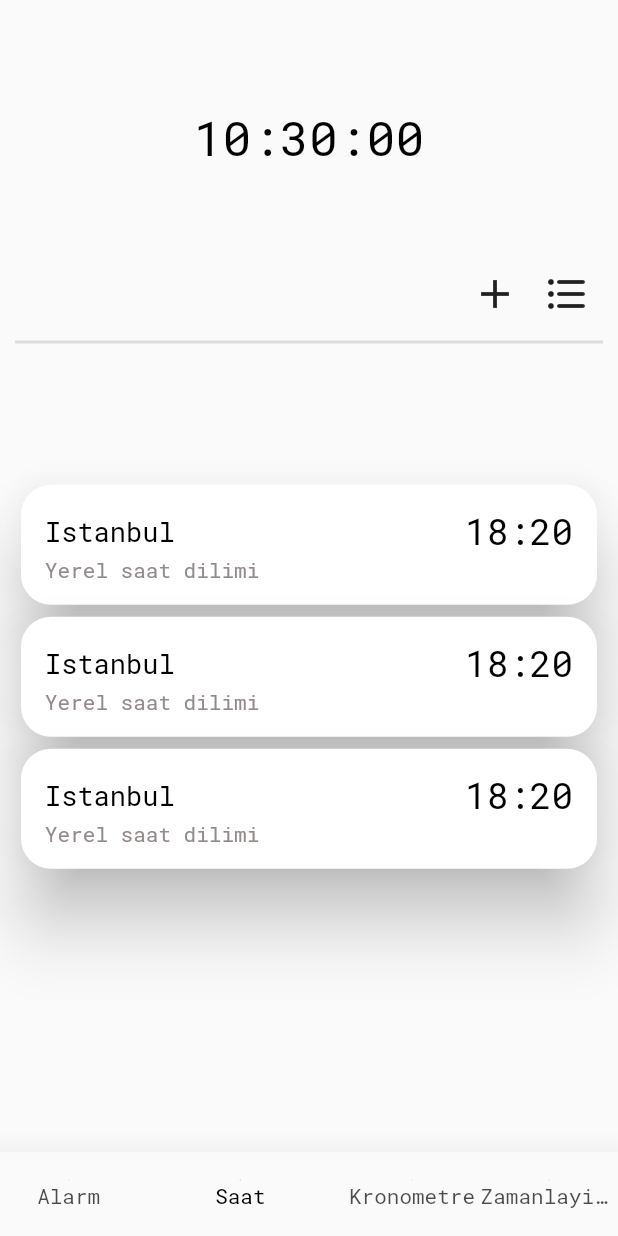
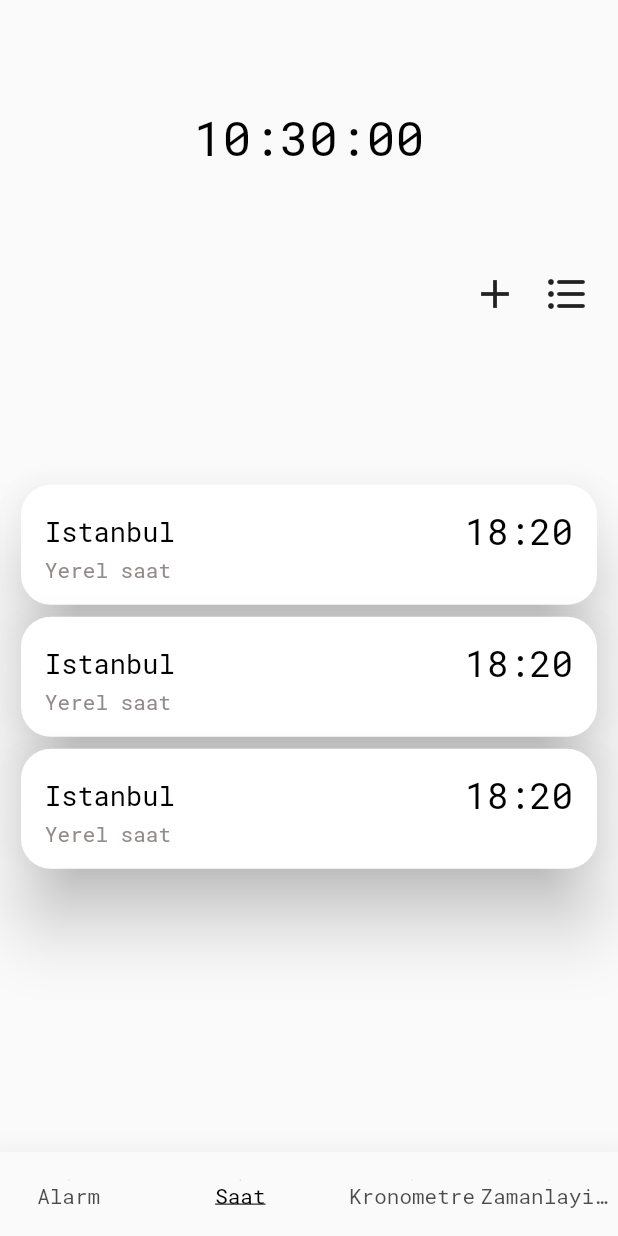
Before and after one commit to MertSaygili/Clock-Project, a Flutter app: the screen it shows after launch, swiped to page 2, on a phone screen of 412 x 824 dp. Run offline on Flutter 3.47's test engine with Material 2 defaults, Android fonts, the phone set to English and light mode, and no system bars.

Commit message:
cleared code a little

```diff
--- a/lib/ui/view/clock_page.dart
+++ b/lib/ui/view/clock_page.dart
@@ -7,6 +7,8 @@ import 'package:clock_project/ui/widgets/custom_card.dart';
 import 'package:flutter/material.dart';
 import 'package:flutter/services.dart';
 import 'package:intl/intl.dart';
+
+import '../widgets/custom_expanded.dart';
 
 class ClockPageView extends StatefulWidget {
   const ClockPageView({Key? key}) : super(key: key);
@@ -37,62 +39,19 @@ class _ClockPageViewState extends State<ClockPageView> with Time {
 
   @override
   Widget build(BuildContext context) {
-    return Scaffold(
-      body: Padding(
+    return Padding(
       padding: _paddignItems.paddingScreen,
       child: Column(
         children: [
-            Expanded(
+          CustomExpanded(
             flex: 2,
-              child: ListView(
-                children: [
-                  Padding(
-                    padding: _paddignItems.paddingTimer,
-                    child: Align(
-                      alignment: Alignment.center,
-                      child: Text(
-                        _now,
-                        style: Theme.of(context).textTheme.headline1,
+            child: _CustomListView(paddignItems: _paddignItems, now: _now),
           ),
-                    ),
-                  ),
-                  Row(
-                    mainAxisAlignment: MainAxisAlignment.end,
-                    children: [
-                      IconButton(
-                        onPressed: () {},
-                        icon: IconItems().addIcon,
-                      ),
-                      IconButton(
-                        onPressed: () {},
-                        icon: IconItems().settingsIcon,
+          const CustomExpanded(
+            flex: 3,
+            child: _CustomCardListView(),
           ),
         ],
-                  ),
-                  const Divider(
-                    thickness: 2,
-                  )
-                ],
-              ),
-            ),
-            Expanded(
-              flex: 3,
-              child: Padding(
-                padding: PaddignItems().paddingCard,
-                child: ListView.builder(
-                  itemCount: 3,
-                  itemBuilder: ((context, index) {
-                    return const CustomCard(
-                      city: 'Istanbul',
-                      clock: '18:20',
-                      info: 'Yerel saat dilimi',
-                    );
-                  }),
-                ),
-              ),
-            ),
-          ],
-        ),
       ),
     );
   }
@@ -117,3 +76,83 @@ class _ClockPageViewState extends State<ClockPageView> with Time {
     _everySecond.cancel();
   }
 }
+
+class _CustomListView extends StatefulWidget {
+  const _CustomListView({
+    Key? key,
+    required PaddignItems paddignItems,
+    required String now,
+  })  : _paddignItems = paddignItems,
+        _now = now,
+        super(key: key);
+
+  final PaddignItems _paddignItems;
+  final String _now;
+
+  @override
+  State<_CustomListView> createState() => _CustomListViewState();
+}
+
+class _CustomListViewState extends State<_CustomListView> {
+  @override
+  Widget build(BuildContext context) {
+    return ListView(
+      children: [
+        _time(context),
+        _icons(),
+      ],
+    );
+  }
+
+  Row _icons() {
+    return Row(
+      mainAxisAlignment: MainAxisAlignment.end,
+      children: [
+        IconButton(
+          onPressed: () {},
+          icon: IconItems().addIcon,
+        ),
+        IconButton(
+          onPressed: () {},
+          icon: IconItems().settingsIcon,
+        ),
+      ],
+    );
+  }
+
+  Padding _time(BuildContext context) {
+    return Padding(
+      padding: widget._paddignItems.paddingTimer,
+      child: Align(
+        alignment: Alignment.center,
+        child: Text(
+          widget._now,
+          style: Theme.of(context).textTheme.headline1,
+        ),
+      ),
+    );
+  }
+}
+
+class _CustomCardListView extends StatelessWidget {
+  const _CustomCardListView({
+    Key? key,
+  }) : super(key: key);
+
+  @override
+  Widget build(BuildContext context) {
+    return Padding(
+      padding: PaddignItems().paddingCard,
+      child: ListView.builder(
+        itemCount: 3,
+        itemBuilder: ((context, index) {
+          return const CustomCard(
+            title: 'Istanbul',
+            trailing: '18:20',
+            subtitle: 'Yerel saat',
+          );
+        }),
+      ),
+    );
+  }
+}
--- a/lib/ui/view/home_page.dart
+++ b/lib/ui/view/home_page.dart
@@ -2,6 +2,7 @@
 
 import 'package:clock_project/constants/constants.dart';
 import 'package:clock_project/ui/view/clock_page.dart';
+import 'package:clock_project/ui/view/stopwatch_page.dart';
 import 'package:flutter/material.dart';
 
 class HomePageView extends StatefulWidget {
@@ -48,7 +49,7 @@ class _HomePageViewState extends State<HomePageView> {
       children: const [
         Text('sss'),
         ClockPageView(),
-        Text('asdas'),
+        StopWatchPageView(),
         Text('asdas'),
       ],
     );
@@ -68,7 +69,9 @@ class _HomePageViewState extends State<HomePageView> {
       backgroundColor: colorScheme.surface,
       selectedItemColor: colorScheme.onSurface,
       unselectedItemColor: colorScheme.onSurface.withOpacity(.70),
-      selectedLabelStyle: textTheme.caption,
+      selectedLabelStyle: textTheme.caption?.copyWith(
+        decoration: TextDecoration.underline,
+      ),
       unselectedLabelStyle: textTheme.caption,
       onTap: _onTap,
       items: [
--- /dev/null
+++ b/lib/ui/view/stopwatch_page.dart
@@ -0,0 +1,30 @@
+import 'package:clock_project/constants/constants.dart';
+import 'package:clock_project/ui/widgets/custom_expanded.dart';
+import 'package:flutter/material.dart';
+
+class StopWatchPageView extends StatefulWidget {
+  const StopWatchPageView({Key? key}) : super(key: key);
+
+  @override
+  State<StopWatchPageView> createState() => _StopWatchPageViewState();
+}
+
+class _StopWatchPageViewState extends State<StopWatchPageView> {
+  final PaddignItems _paddignItems = PaddignItems();
+  final String _time = '00:00:00';
+
+  @override
+  Widget build(BuildContext context) {
+    return Padding(
+      padding: _paddignItems.paddingScreen,
+      child: Column(
+        children: [
+          CustomExpanded(
+            flex: 3,
+            child: ListView(children: [Text(_time)]),
+          ),
+        ],
+      ),
+    );
+  }
+}
--- a/lib/ui/widgets/custom_card.dart
+++ b/lib/ui/widgets/custom_card.dart
@@ -2,12 +2,15 @@ import 'package:flutter/material.dart';
 
 class CustomCard extends StatefulWidget {
   const CustomCard(
-      {Key? key, required this.city, required this.clock, required this.info})
+      {Key? key,
+      required this.title,
+      required this.trailing,
+      required this.subtitle})
       : super(key: key);
 
-  final String city;
-  final String clock;
-  final String info;
+  final String title;
+  final String subtitle;
+  final String trailing;
 
   @override
   State<CustomCard> createState() => _CustomCardState();
@@ -30,17 +33,17 @@ class _CustomCardState extends State<CustomCard> {
           mainAxisAlignment: MainAxisAlignment.spaceBetween,
           children: [
             Text(
-              widget.city,
+              widget.title,
               style: Theme.of(context).textTheme.headline3,
             ),
             Text(
-              widget.clock,
+              widget.trailing,
               style: Theme.of(context).textTheme.headline2,
             ),
           ],
         ),
         subtitle: Text(
-          widget.info,
+          widget.subtitle,
           style: Theme.of(context).textTheme.subtitle2,
         ),
         onTap: () {},
--- /dev/null
+++ b/lib/ui/widgets/custom_expanded.dart
@@ -0,0 +1,13 @@
+import 'package:flutter/cupertino.dart';
+
+class CustomExpanded extends StatelessWidget {
+  const CustomExpanded({Key? key, required this.child, required this.flex})
+      : super(key: key);
+  final Widget child;
+  final int flex;
+
+  @override
+  Widget build(BuildContext context) {
+    return Expanded(flex: flex, child: child);
+  }
+}
```
Lines whose indentation alone changed are shown as unchanged.
